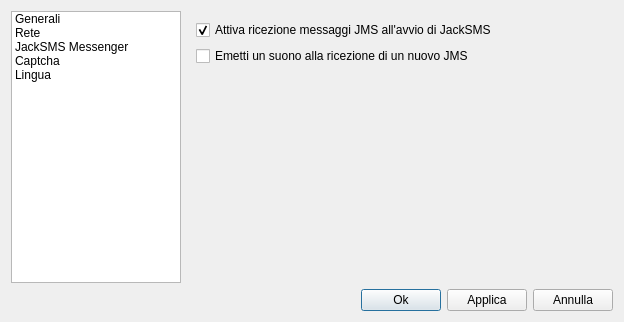
Above: opzionidialog.ui from freesmee/freesmee-desktop before the change. Below: the same form after it.
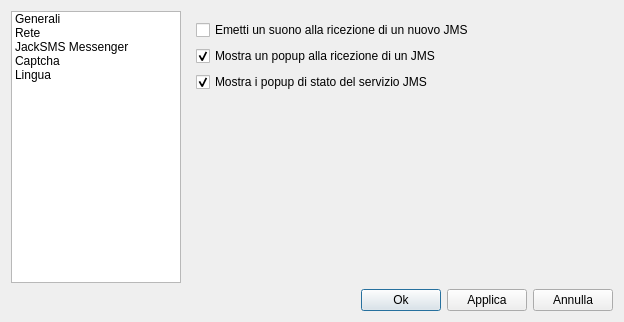
That is the form after the change. The open tabs and pages were chosen to show the change. Icons and pictures are not drawn.

What changed in the file:
```diff
--- a/opzionidialog.ui
+++ b/opzionidialog.ui
@@ -317,16 +317,6 @@
           <layout class="QVBoxLayout" name="verticalLayout_7">
            <item>
             <layout class="QVBoxLayout" name="verticalLayout_6">
-             <item>
-              <widget class="QCheckBox" name="CheckAbilitaIM">
-               <property name="text">
-                <string>Attiva ricezione messaggi JMS all'avvio di JackSMS</string>
-               </property>
-               <property name="checked">
-                <bool>true</bool>
-               </property>
-              </widget>
-             </item>
              <item>
               <widget class="QCheckBox" name="suonoJMS">
                <property name="text">
@@ -334,6 +324,26 @@
                </property>
               </widget>
              </item>
+             <item>
+              <widget class="QCheckBox" name="showPopupNewJms">
+               <property name="text">
+                <string>Mostra un popup alla ricezione di un JMS</string>
+               </property>
+               <property name="checked">
+                <bool>true</bool>
+               </property>
+              </widget>
+             </item>
+             <item>
+              <widget class="QCheckBox" name="showPopupJmsStatus">
+               <property name="text">
+                <string>Mostra i popup di stato del servizio JMS</string>
+               </property>
+               <property name="checked">
+                <bool>true</bool>
+               </property>
+              </widget>
+             </item>
              <item>
               <spacer name="verticalSpacer_4">
                <property name="orientation">
```
Left out of the diff: 10 changed lines with no effect on the pictures.
